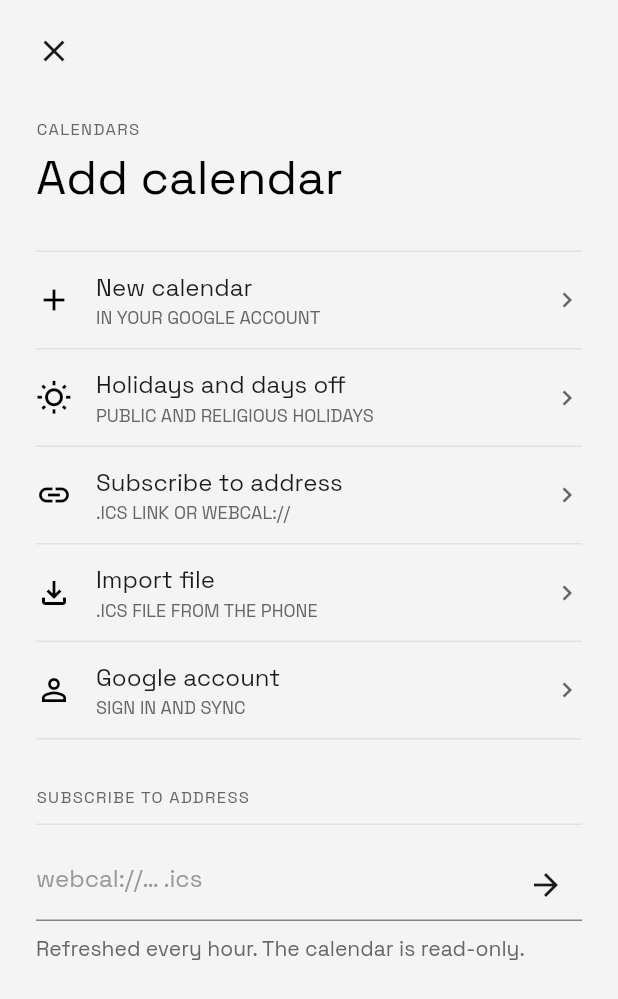
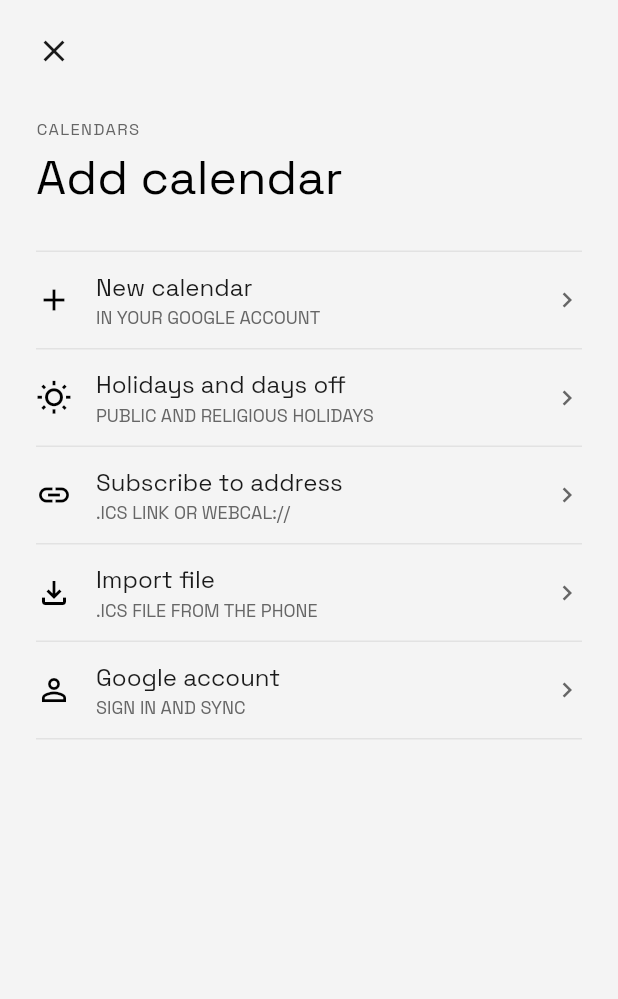
Before and after one commit to Kixelar/Calendar, a Flutter app: the AddCalendar widget shown alone on an empty page, opened directly with empty values, on a phone screen of 412 x 824 dp. Shown: the top 999 px of the screen. Run offline on Flutter 3.47's test engine with Material 3 defaults, Android fonts, the phone set to English and light mode, and no system bars; our stand-ins replace file_picker, flutter_local_notifications, google_sign_in, shared_preferences, timezone; missing offline and left inert: extension_google_sign_in_as_googleapis_auth, googleapis; accounts and stored records are empty.

Commit message:
feat: subscribe to an address from a dialog
Co-Authored-By: Claude Opus 5.5 <noreply@anthropic.com>

```diff
--- a/lib/screens/calendars.dart
+++ b/lib/screens/calendars.dart
@@ -43,7 +43,8 @@ Widget _twoLine(BuildContext c, String title, String caption, {Color? titleColor
     );
 
 /// Simple one-field dialog styled like the mockup's .dlg.
-Future<String?> askText(BuildContext context, String title, {String? hint, TextInputType? type}) => showDialog<String>(
+/// One-field dialog; [note] is a grey line under the field, [action] the confirm button (default "Done").
+Future<String?> askText(BuildContext context, String title, {String? hint, TextInputType? type, String? note, String? action}) => showDialog<String>(
       context: context,
       barrierColor: const Color(0xA3000000),
       builder: (c) {
@@ -73,9 +74,10 @@ Future<String?> askText(BuildContext context, String title, {String? hint, TextI
                   focusedBorder: OutlineInputBorder(borderRadius: BorderRadius.circular(6), borderSide: BorderSide(color: t.display)),
                 ),
               ),
+              if (note != null) Text(note, style: T.bodySm(t.secondary)),
               Row(spacing: 8, children: [
                 Expanded(child: Btn(l.cancel, kind: BtnKind.secondary, onTap: () => Navigator.pop(c))),
-                Expanded(child: Btn(l.done, onTap: () => Navigator.pop(c, ctl.text.trim()))),
+                Expanded(child: Btn(action ?? l.done, onTap: () => Navigator.pop(c, ctl.text.trim()))),
               ]),
             ]),
           ),
@@ -258,28 +260,16 @@ class Calendars extends StatelessWidget {
 }
 
 /// 04.2: ways to add a calendar that the Google Calendar API supports.
-class AddCalendar extends StatefulWidget {
+class AddCalendar extends StatelessWidget {
   const AddCalendar(this.store, {super.key});
   final Store store;
-  @override
-  State<AddCalendar> createState() => _AddCalendarState();
-}
-
-class _AddCalendarState extends State<AddCalendar> {
-  final _url = TextEditingController(), _focus = FocusNode();
-  Store get store => widget.store;
-
-  @override
-  void dispose() {
-    _url.dispose();
-    _focus.dispose();
-    super.dispose();
-  }
 
   /// 04.2 "Subscribe to address": copies the file into a new calendar, refreshed every hour.
   Future<void> _subscribe(BuildContext context) async {
-    final l = l10n(context), t = Tok.of(context), url = _url.text.trim();
-    if (url.isEmpty) return _focus.requestFocus();
+    final l = l10n(context), t = Tok.of(context);
+    final url = await askText(context, l.subscribeUrl,
+        hint: 'webcal://… .ics', type: TextInputType.url, note: l.subscribeNote, action: l.subscribe);
+    if (url == null || url.isEmpty || !context.mounted) return;
     _busy(context, Row(spacing: 16, children: [
       SizedBox.square(dimension: 16, child: CircularProgressIndicator(strokeWidth: 1.5, color: t.display)),
       Expanded(child: Text(l.subscribing, style: T.body(t.display))),
@@ -319,30 +309,9 @@ class _AddCalendarState extends State<AddCalendar> {
           }
         }),
         option(Icons.wb_sunny_outlined, l.holidaysAndDaysOff, l.holidaysHint, () => _go(context, Holidays(store))),
-        option(Icons.link, l.subscribeUrl, l.subscribeUrlHint, () => _focus.requestFocus()),
+        option(Icons.link, l.subscribeUrl, l.subscribeUrlHint, () => _subscribe(context)),
         option(Icons.file_download_outlined, l.importFile, l.importFileHint, () => importIcsFile(context, store)),
         option(Icons.person_outline, l.googleAccount, l.googleAccountHint, () => _go(context, Connect(store))),
-      ]),
-      Section(left: l.subscribeUrl, children: [
-        Padding(
-          padding: const EdgeInsets.only(top: 16),
-          child: TextField(
-            controller: _url,
-            focusNode: _focus,
-            keyboardType: TextInputType.url,
-            autocorrect: false,
-            style: T.body(t.display),
-            decoration: InputDecoration(
-              hintText: 'webcal://… .ics',
-              hintStyle: T.body(t.disabled),
-              enabledBorder: UnderlineInputBorder(borderSide: BorderSide(color: t.borderControl)),
-              focusedBorder: UnderlineInputBorder(borderSide: BorderSide(color: t.display)),
-              suffixIcon: IconBtn(Icons.arrow_forward, label: l.subscribe, onTap: () => _subscribe(context)),
-            ),
-            onSubmitted: (_) => _subscribe(context),
-          ),
-        ),
-        Padding(padding: const EdgeInsets.only(top: 8), child: Text(l.subscribeNote, style: T.bodySm(t.secondary))),
       ]),
     ]);
   }
--- a/pubspec.yaml
+++ b/pubspec.yaml
@@ -2,7 +2,7 @@ name: calendar
 description: "Calendar for Android with Google Calendar sync, Nothing-inspired design."
 publish_to: 'none'
 # Date version (docs/WORKFLOW.md). Part after + is the Android versionCode: 30000000 + minutes since 2026-01-01 UTC.
-version: 2026.11.1-dev+30438708
+version: 2026.11.1-dev+30438741
 
 environment:
   sdk: ^3.13.5
```
Also changed, not shown: 3 other files.
